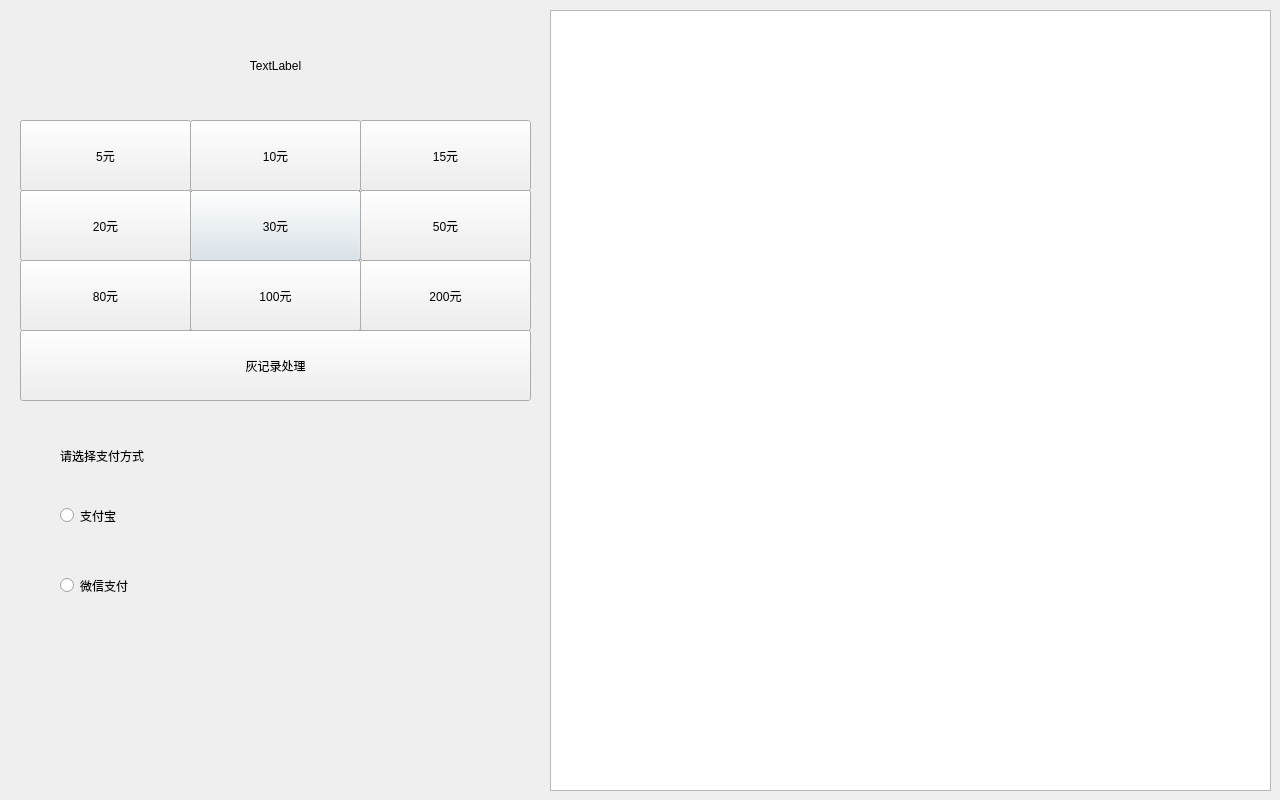
The window that cardrecharger.ui (FatSunHYS/CardRecharger) describes before a commit, drawn with Qt 5.
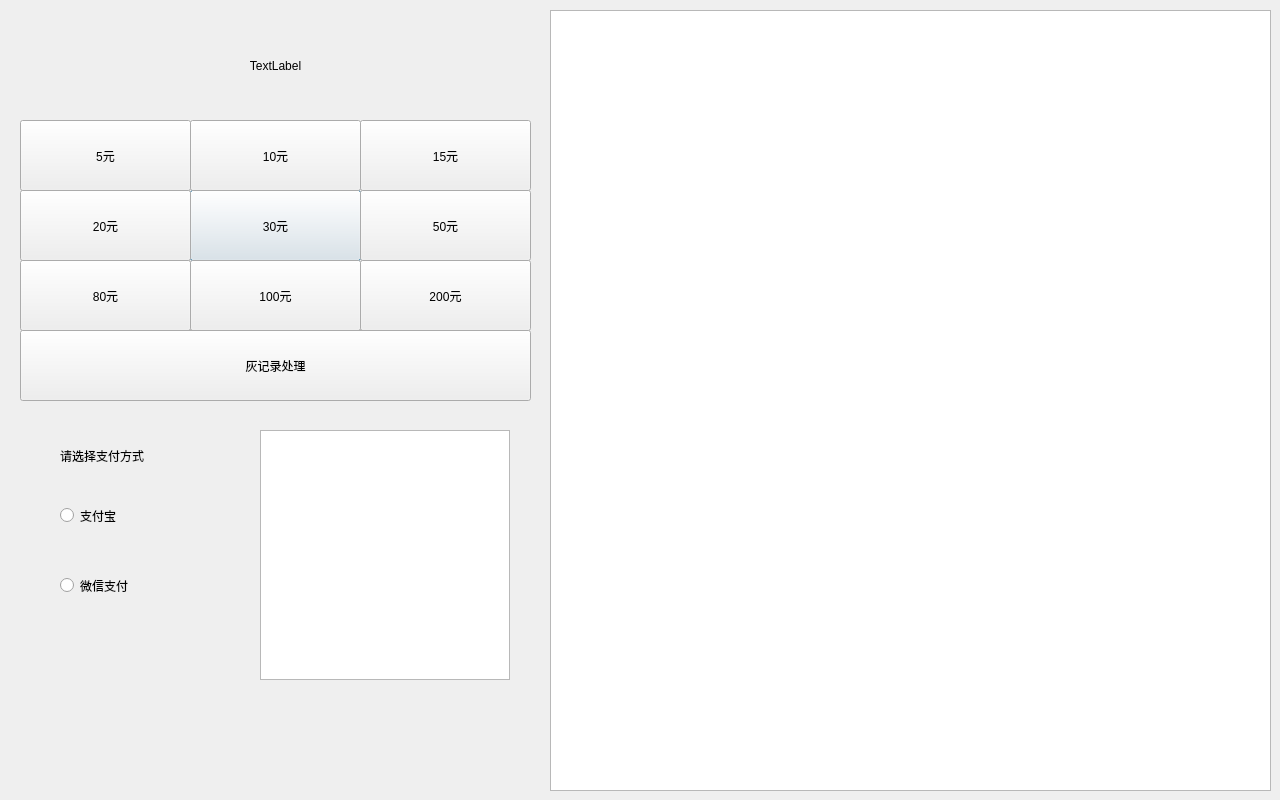
The same window after the commit.

Commit message: Now the program can show the QRcode.Backup this version.

Patch:
```diff
--- a/cardrecharger.ui
+++ b/cardrecharger.ui
@@ -223,7 +223,7 @@
     <string>灰记录处理</string>
    </property>
   </widget>
-  <widget class="QLabel" name="QRcodeImageLabel">
+  <widget class="QGraphicsView" name="QRCodeImageGraphics">
    <property name="geometry">
     <rect>
      <x>260</x>
@@ -244,9 +244,6 @@
      <height>250</height>
     </size>
    </property>
-   <property name="text">
-    <string/>
-   </property>
   </widget>
  </widget>
  <layoutdefault spacing="6" margin="11"/>
```
The commit also changes 3 other files.
